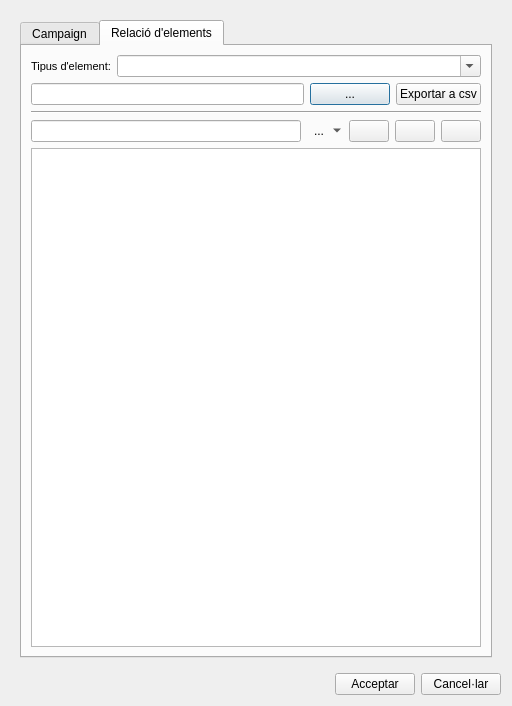
Old version of the form core/ui/toolbars/cm/add_campaign_visit_old.ui in the repository Giswater/giswater_qgis_plugin.
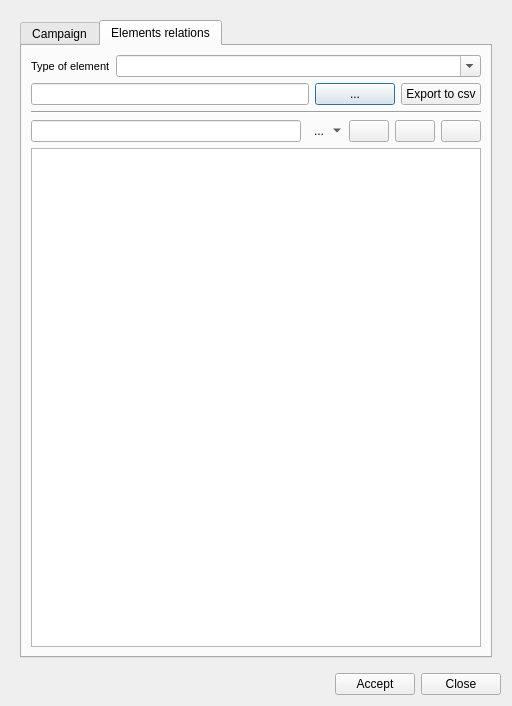
New version of the form. The open tabs and pages were chosen to show the change. Icons and pictures are not drawn.

```diff
--- a/core/ui/toolbars/cm/add_campaign_visit_old.ui
+++ b/core/ui/toolbars/cm/add_campaign_visit_old.ui
@@ -385,7 +385,7 @@
         </widget>
         <widget class="QWidget" name="RelationsTab">
          <attribute name="title">
-          <string>Relació d'elements</string>
+          <string>Elements relations</string>
          </attribute>
          <layout class="QVBoxLayout" name="verticalLayout_4">
           <item>
@@ -404,7 +404,7 @@
                <enum>QFrame::Plain</enum>
               </property>
               <property name="text">
-               <string>Tipus d'element:</string>
+               <string>Type of element</string>
               </property>
               <property name="textFormat">
                <enum>Qt::AutoText</enum>
@@ -451,7 +451,7 @@
             <item>
              <widget class="QPushButton" name="campaign_btn_export_rel">
               <property name="text">
-               <string>Exportar a csv</string>
+               <string>Export to csv</string>
               </property>
              </widget>
             </item>
@@ -536,14 +536,14 @@
      <item row="0" column="1">
       <widget class="QPushButton" name="btn_accept">
        <property name="text">
-        <string>Acceptar</string>
+        <string>Accept</string>
        </property>
       </widget>
      </item>
      <item row="0" column="2">
       <widget class="QPushButton" name="btn_cancel">
        <property name="text">
-        <string>Cancel·lar</string>
+        <string>Close</string>
        </property>
       </widget>
      </item>
```
Left out of the diff: 2 changed lines with no effect on the pictures.
